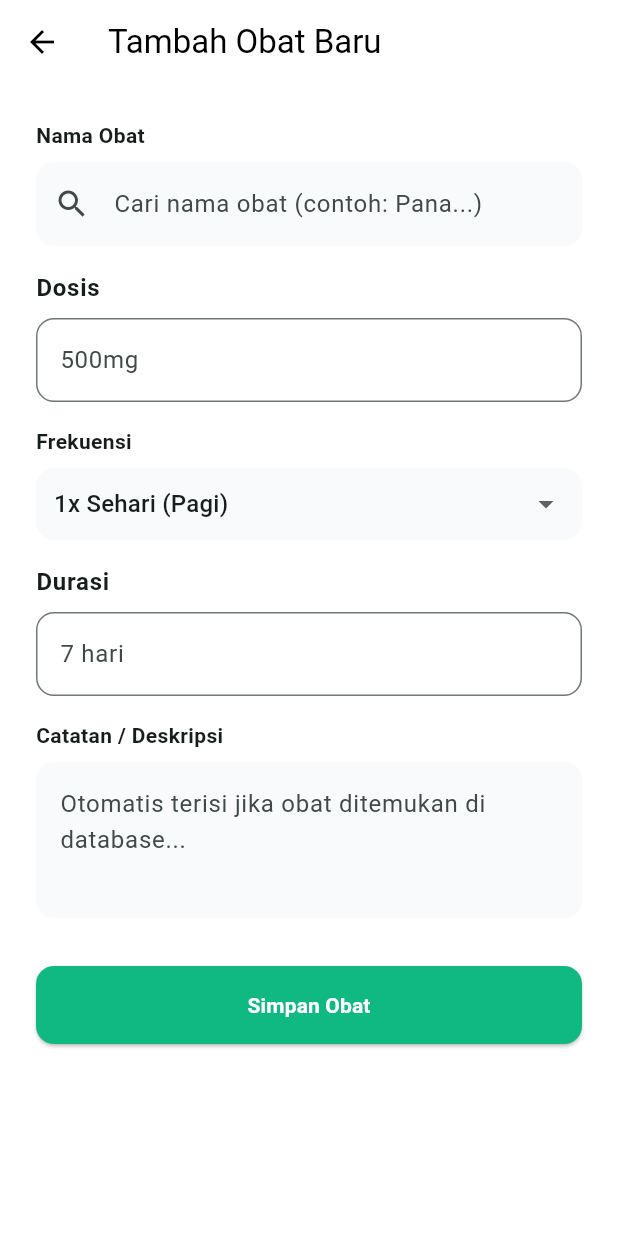
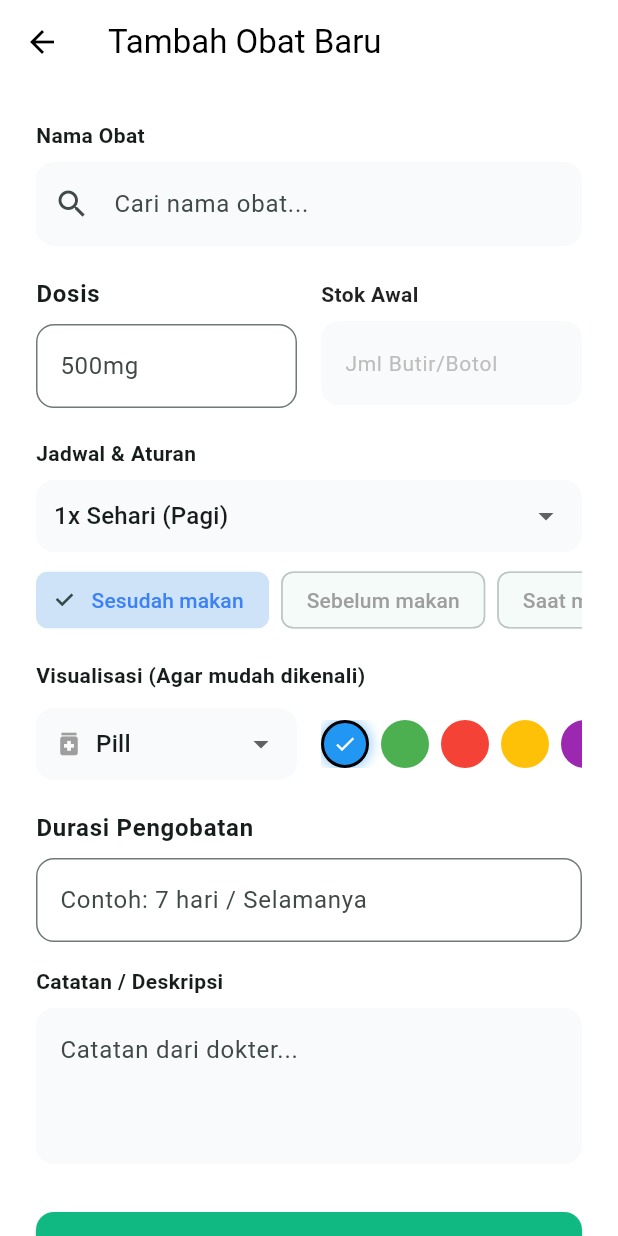
Before and after one commit to rerere-bit/medicare-mobile-app, a Flutter app: the AddMedicationScreen screen opened directly, on a phone screen of 412 x 824 dp. Run offline on Flutter 3.47's test engine with Material 3 defaults, Android fonts, the phone set to English and light mode, and no system bars; our stand-ins replace cloud_firestore, firebase_auth, firebase_core, fl_chart, flutter_local_notifications, timezone; accounts and stored records are empty.

Commit message:
feat: menambahkan UI yang lebih baik untuk fitur penambahan obat dan menambahkan opsi pil dan jadwal minum terhadap waktu makan

```diff
--- a/lib/models/medication_model.dart
+++ b/lib/models/medication_model.dart
@@ -1,5 +1,3 @@
-import 'package:cloud_firestore/cloud_firestore.dart';
-
 class MedicationModel {
   final String id;
   final String userId;
@@ -8,7 +6,12 @@ class MedicationModel {
   final String frequency;
   final String duration;
   final String notes;
-  final DateTime? createdAt; // Tambahkan field ini
+
+  // --- FIELD BARU (PERSONALISASI) ---
+  final int color; // Menyimpan value warna (0xFF...)
+  final String type; // 'pill', 'syrup', 'injection', 'powder'
+  final int stock; // Jumlah stok saat ini
+  final String instruction; // 'Sesudah makan', 'Sebelum makan', dll.
 
   MedicationModel({
     required this.id,
@@ -18,10 +21,13 @@ class MedicationModel {
     required this.frequency,
     required this.duration,
     required this.notes,
-    this.createdAt, // Tambahkan ke constructor
+    // Default value agar tidak error dengan data lama
+    this.color = 0xFF2196F3, // Default Blue
+    this.type = 'pill',
+    this.stock = 0,
+    this.instruction = 'Sesudah makan',
   });
 
-  // Mengubah data dari Firebase (Map) ke Object Dart
   factory MedicationModel.fromMap(Map<String, dynamic> map, String id) {
     return MedicationModel(
       id: id,
@@ -31,12 +37,14 @@ class MedicationModel {
       frequency: map['frequency'] ?? '',
       duration: map['duration'] ?? '',
       notes: map['notes'] ?? '',
-      // Baca timestamp dari firestore
-      createdAt: (map['createdAt'] as Timestamp?)?.toDate(),
+      // Mapping field baru dengan safety check
+      color: map['color'] ?? 0xFF2196F3,
+      type: map['type'] ?? 'pill',
+      stock: map['stock'] ?? 0,
+      instruction: map['instruction'] ?? 'Sesudah makan',
     );
   }
 
-  // Mengubah Object Dart ke format Firebase (Map)
   Map<String, dynamic> toMap() {
     return {
       'userId': userId,
@@ -45,7 +53,11 @@ class MedicationModel {
       'frequency': frequency,
       'duration': duration,
       'notes': notes,
-      // Hapus 'createdAt' dari sini untuk mencegah penimpaan
+      'color': color,
+      'type': type,
+      'stock': stock,
+      'instruction': instruction,
+      'createdAt': DateTime.now().toIso8601String(),
     };
   }
 }
--- a/lib/screens/medication/add_medication_screen.dart
+++ b/lib/screens/medication/add_medication_screen.dart
@@ -4,7 +4,6 @@ import 'package:medicare_mobile/core/theme_app.dart';
 import 'package:medicare_mobile/widgets/custom_textfield.dart';
 import 'package:medicare_mobile/providers/medication_provider.dart';
 import 'package:medicare_mobile/models/medication_model.dart';
-// Import Service API
 import 'package:medicare_mobile/services/drug_service.dart';
 
 class AddMedicationScreen extends StatefulWidget {
@@ -17,24 +16,57 @@ class AddMedicationScreen extends StatefulWidget {
 }
 
 class _AddMedicationScreenState extends State<AddMedicationScreen> {
-  // Variabel untuk Autocomplete
+  // Controller Text
   String _selectedDrugName = "";
-
   final _dosageController = TextEditingController();
   final _durationController = TextEditingController();
   final _notesController = TextEditingController();
+  final _stockController = TextEditingController(); // NEW: Controller Stock
 
-  // Inisialisasi Service API
   final DrugService _drugService = DrugService();
 
+  // --- DATA PILIHAN BARU ---
+
+  // 1. Frekuensi
   final List<String> _frequencyOptions = [
     '1x Sehari (Pagi)',
     '2x Sehari (Pagi, Malam)',
     '3x Sehari (Pagi, Siang, Malam)',
     '4x Sehari (Setiap 6 jam)',
   ];
+  late String _selectedFrequency;
 
-  late String _selectedFrequency;
+  // 2. Instruksi Minum
+  final List<String> _instructionOptions = [
+    'Sesudah makan',
+    'Sebelum makan',
+    'Saat makan',
+    'Waktu bebas',
+  ];
+  String _selectedInstruction = 'Sesudah makan';
+
+  // 3. Jenis Obat (Icon)
+  final Map<String, IconData> _typeOptions = {
+    'pill': Icons.medication,
+    'syrup': Icons.local_drink,
+    'injection': Icons.vaccines,
+    'powder': Icons.grain,
+  };
+  String _selectedType = 'pill';
+
+  // 4. Warna Identitas
+  final List<int> _colorOptions = [
+    0xFF2196F3, // Biru (Default)
+    0xFF4CAF50, // Hijau
+    0xFFF44336, // Merah
+    0xFFFFC107, // Kuning
+    0xFF9C27B0, // Ungu
+    0xFFFF9800, // Orange
+    0xFF795548, // Coklat
+    0xFF607D8B, // Abu-abu
+  ];
+  int _selectedColor = 0xFF2196F3;
+
   bool get isEditMode => widget.medication != null;
 
   @override
@@ -44,7 +76,7 @@ class _AddMedicationScreenState extends State<AddMedicationScreen> {
 
     if (isEditMode) {
       final med = widget.medication!;
-      _selectedDrugName = med.name; // Load nama obat lama
+      _selectedDrugName = med.name;
       _dosageController.text = med.dosage;
 
       if (_frequencyOptions.contains(med.frequency)) {
@@ -53,6 +85,15 @@ class _AddMedicationScreenState extends State<AddMedicationScreen> {
 
       _durationController.text = med.duration;
       _notesController.text = med.notes;
+
+      // Load New Fields
+      _stockController.text = med.stock.toString();
+      _selectedColor = med.color;
+      _selectedType = med.type;
+
+      if (_instructionOptions.contains(med.instruction)) {
+        _selectedInstruction = med.instruction;
+      }
     }
   }
 
@@ -61,11 +102,11 @@ class _AddMedicationScreenState extends State<AddMedicationScreen> {
     _dosageController.dispose();
     _durationController.dispose();
     _notesController.dispose();
+    _stockController.dispose();
     super.dispose();
   }
 
   void _saveMedication() async {
-    // Validasi
     if (_selectedDrugName.isEmpty || _dosageController.text.isEmpty) {
       ScaffoldMessenger.of(context).showSnackBar(
         const SnackBar(content: Text("Nama obat dan dosis wajib diisi!")),
@@ -75,6 +116,8 @@ class _AddMedicationScreenState extends State<AddMedicationScreen> {
 
     try {
       final provider = Provider.of<MedicationProvider>(context, listen: false);
+      // Parse stock (default 0 jika kosong)
+      int stockVal = int.tryParse(_stockController.text) ?? 0;
 
       if (isEditMode) {
         await provider.updateMedication(
@@ -84,6 +127,11 @@ class _AddMedicationScreenState extends State<AddMedicationScreen> {
           frequency: _selectedFrequency,
           duration: _durationController.text,
           notes: _notesController.text,
+          // New Fields
+          color: _selectedColor,
+          type: _selectedType,
+          stock: stockVal,
+          instruction: _selectedInstruction,
         );
       } else {
         await provider.addMedication(
@@ -92,6 +140,11 @@ class _AddMedicationScreenState extends State<AddMedicationScreen> {
           frequency: _selectedFrequency,
           duration: _durationController.text,
           notes: _notesController.text,
+          // New Fields
+          color: _selectedColor,
+          type: _selectedType,
+          stock: stockVal,
+          instruction: _selectedInstruction,
         );
       }
 
@@ -125,115 +178,194 @@ class _AddMedicationScreenState extends State<AddMedicationScreen> {
         child: Column(
           crossAxisAlignment: CrossAxisAlignment.start,
           children: [
-            // --- FIELD AUTOCOMPLETE (API) ---
+            // 1. NAMA OBAT (API)
             const Text("Nama Obat", style: TextStyle(fontWeight: FontWeight.w600)),
             const SizedBox(height: 8),
             Autocomplete<DrugModel>(
               initialValue: TextEditingValue(text: _selectedDrugName),
               displayStringForOption: (DrugModel option) => option.name,
-
-              // Logika Pencarian ke API
               optionsBuilder: (TextEditingValue textEditingValue) async {
-                if (textEditingValue.text == '') {
-                  return const Iterable<DrugModel>.empty();
-                }
-                // Panggil Service API
+                if (textEditingValue.text == '') return const Iterable<DrugModel>.empty();
                 return await _drugService.searchDrugs(textEditingValue.text);
               },
-
-              // Saat User Memilih Salah Satu Opsi
               onSelected: (DrugModel selection) {
                 setState(() {
                   _selectedDrugName = selection.name;
-                  // Auto-fill deskripsi jika masih kosong
                   if (_notesController.text.isEmpty) {
                     _notesController.text = selection.description;
                   }
                 });
               },
-
-              // Kustomisasi Tampilan Input Field
               fieldViewBuilder: (context, textController, focusNode, onFieldSubmitted) {
-                // Pastikan teks sinkron saat edit mode
-                if (textController.text != _selectedDrugName && _selectedDrugName.isNotEmpty) {
-                    // Cek agar cursor tidak lompat-lompat
+                 if (textController.text != _selectedDrugName && _selectedDrugName.isNotEmpty) {
                     if(textController.text.isEmpty) textController.text = _selectedDrugName;
                 }
-
-                // Listener untuk input manual (jika obat tidak ada di API)
                 textController.addListener(() {
                   _selectedDrugName = textController.text;
                 });
-
                 return TextField(
                   controller: textController,
                   focusNode: focusNode,
                   decoration: InputDecoration(
-                    hintText: "Cari nama obat (contoh: Pana...)",
+                    hintText: "Cari nama obat...",
                     fillColor: const Color(0xFFF9FAFB),
                     filled: true,
                     prefixIcon: const Icon(Icons.search),
-                    border: OutlineInputBorder(
-                      borderRadius: BorderRadius.circular(12),
-                      borderSide: BorderSide.none,
-                    ),
+                    border: OutlineInputBorder(borderRadius: BorderRadius.circular(12), borderSide: BorderSide.none),
                     suffixIcon: _selectedDrugName.isNotEmpty
-                      ? IconButton(
-                          icon: const Icon(Icons.clear),
-                          onPressed: (){
-                             textController.clear();
-                             setState(() => _selectedDrugName = "");
-                          }
-                        )
+                      ? IconButton(icon: const Icon(Icons.clear), onPressed: (){textController.clear(); setState(() => _selectedDrugName = "");})
                       : null,
                   ),
                 );
               },
             ),
-            const SizedBox(height: 16),
+            const SizedBox(height: 20),
 
-            CustomTextField(label: "Dosis", hint: "500mg", controller: _dosageController),
-            const SizedBox(height: 16),
+            // 2. DOSIS & STOK (Row)
+            Row(
+              children: [
+                Expanded(child: CustomTextField(label: "Dosis", hint: "500mg", controller: _dosageController)),
+                const SizedBox(width: 16),
+                Expanded(
+                  child: Column(
+                    crossAxisAlignment: CrossAxisAlignment.start,
+                    children: [
+                      const Text("Stok Awal", style: TextStyle(fontWeight: FontWeight.w600, fontSize: 14, color: Colors.black87)),
+                      const SizedBox(height: 8),
+                      TextField(
+                        controller: _stockController,
+                        keyboardType: TextInputType.number,
+                        decoration: InputDecoration(
+                          hintText: "Jml Butir/Botol",
+                          hintStyle: TextStyle(color: Colors.grey[400], fontSize: 14),
+                          fillColor: const Color(0xFFF9FAFB),
+                          filled: true,
+                          border: OutlineInputBorder(borderRadius: BorderRadius.circular(12), borderSide: BorderSide.none),
+                        ),
+                      ),
+                    ],
+                  ),
+                ),
+              ],
+            ),
+            const SizedBox(height: 20),
 
-            // --- DROPDOWN FREKUENSI ---
-            const Text("Frekuensi", style: TextStyle(fontWeight: FontWeight.w600)),
+            // 3. FREKUENSI & INSTRUKSI
+            const Text("Jadwal & Aturan", style: TextStyle(fontWeight: FontWeight.w600)),
             const SizedBox(height: 8),
             Container(
               padding: const EdgeInsets.symmetric(horizontal: 12),
-              decoration: BoxDecoration(
-                color: const Color(0xFFF9FAFB),
-                borderRadius: BorderRadius.circular(12),
-              ),
+              decoration: BoxDecoration(color: const Color(0xFFF9FAFB), borderRadius: BorderRadius.circular(12)),
               child: DropdownButtonHideUnderline(
                 child: DropdownButton<String>(
                   value: _selectedFrequency,
                   isExpanded: true,
-                  items: _frequencyOptions.map((String value) {
-                    return DropdownMenuItem<String>(
-                      value: value,
-                      child: Text(value),
-                    );
-                  }).toList(),
-                  onChanged: (newValue) {
-                    setState(() {
-                      _selectedFrequency = newValue!;
-                    });
-                  },
+                  items: _frequencyOptions.map((v) => DropdownMenuItem(value: v, child: Text(v))).toList(),
+                  onChanged: (v) => setState(() => _selectedFrequency = v!),
                 ),
               ),
             ),
+            const SizedBox(height: 12),
+            SizedBox(
+              height: 40,
+              child: ListView(
+                scrollDirection: Axis.horizontal,
+                children: _instructionOptions.map((option) {
+                  final isSelected = _selectedInstruction == option;
+                  return Padding(
+                    padding: const EdgeInsets.only(right: 8),
+                    child: ChoiceChip(
+                      label: Text(option),
+                      selected: isSelected,
+                      onSelected: (selected) => setState(() => _selectedInstruction = option),
+                      selectedColor: AppTheme.primaryColor.withOpacity(0.2),
+                      labelStyle: TextStyle(color: isSelected ? AppTheme.primaryColor : Colors.grey),
+                    ),
+                  );
+                }).toList(),
+              ),
+            ),
+            const SizedBox(height: 20),
 
+            // 4. VISUALISASI (Bentuk & Warna)
+            const Text("Visualisasi (Agar mudah dikenali)", style: TextStyle(fontWeight: FontWeight.w600)),
+            const SizedBox(height: 12),
+            Row(
+              children: [
+                // PILIH BENTUK
+                Expanded(
+                  child: Container(
+                    padding: const EdgeInsets.symmetric(horizontal: 12),
+                    decoration: BoxDecoration(color: const Color(0xFFF9FAFB), borderRadius: BorderRadius.circular(12)),
+                    child: DropdownButtonHideUnderline(
+                      child: DropdownButton<String>(
+                        value: _selectedType,
+                        isExpanded: true,
+                        items: _typeOptions.keys.map((key) {
+                          return DropdownMenuItem(
+                            value: key,
+                            child: Row(
+                              children: [
+                                Icon(_typeOptions[key], color: Colors.grey, size: 20),
+                                const SizedBox(width: 8),
+                                Text(key[0].toUpperCase() + key.substring(1)),
+                              ],
+                            ),
+                          );
+                        }).toList(),
+                        onChanged: (v) => setState(() => _selectedType = v!),
+                      ),
+                    ),
+                  ),
+                ),
+                const SizedBox(width: 16),
+                // PILIH WARNA
+                Expanded(
+                  child: SingleChildScrollView(
+                    scrollDirection: Axis.horizontal,
+                    child: Row(
+                      children: _colorOptions.map((colorVal) {
+                        return GestureDetector(
+                          onTap: () => setState(() => _selectedColor = colorVal),
+                          child: Container(
+                            margin: const EdgeInsets.only(right: 8),
+                            width: 32,
+                            height: 32,
+                            decoration: BoxDecoration(
+                              color: Color(colorVal),
+                              shape: BoxShape.circle,
+                              border: Border.all(
+                                color: _selectedColor == colorVal ? Colors.black : Colors.transparent,
+                                width: 2,
+                              ),
+                              boxShadow: [
+                                if (_selectedColor == colorVal)
+                                  BoxShadow(color: Color(colorVal).withOpacity(0.4), blurRadius: 6, spreadRadius: 2)
+                              ]
+                            ),
+                            child: _selectedColor == colorVal
+                                ? const Icon(Icons.check, size: 16, color: Colors.white)
+                                : null,
+                          ),
+                        );
+                      }).toList(),
+                    ),
+                  ),
+                ),
+              ],
+            ),
+            const SizedBox(height: 20),
+
+            // 5. DURASI & CATATAN
+            CustomTextField(label: "Durasi Pengobatan", hint: "Contoh: 7 hari / Selamanya", controller: _durationController),
             const SizedBox(height: 16),
-            CustomTextField(label: "Durasi", hint: "7 hari", controller: _durationController),
-            const SizedBox(height: 16),
-
             const Text("Catatan / Deskripsi", style: TextStyle(fontWeight: FontWeight.w600)),
             const SizedBox(height: 8),
             TextField(
               controller: _notesController,
               maxLines: 3,
               decoration: InputDecoration(
-                hintText: "Otomatis terisi jika obat ditemukan di database...",
+                hintText: "Catatan dari dokter...",
                 fillColor: const Color(0xFFF9FAFB),
                 filled: true,
                 border: OutlineInputBorder(borderRadius: BorderRadius.circular(12), borderSide: BorderSide.none),
@@ -241,6 +373,7 @@ class _AddMedicationScreenState extends State<AddMedicationScreen> {
             ),
             const SizedBox(height: 32),
 
+            // BUTTON SAVE
             SizedBox(
               width: double.infinity,
               child: ElevatedButton(
@@ -255,6 +388,7 @@ class _AddMedicationScreenState extends State<AddMedicationScreen> {
                     : Text(isEditMode ? "Simpan Perubahan" : "Simpan Obat", style: const TextStyle(color: Colors.white, fontWeight: FontWeight.bold)),
               ),
             ),
+            const SizedBox(height: 20),
           ],
         ),
       ),
```
Also changed, not shown: lib/providers/medication_provider.dart (+66 -77 lines).
